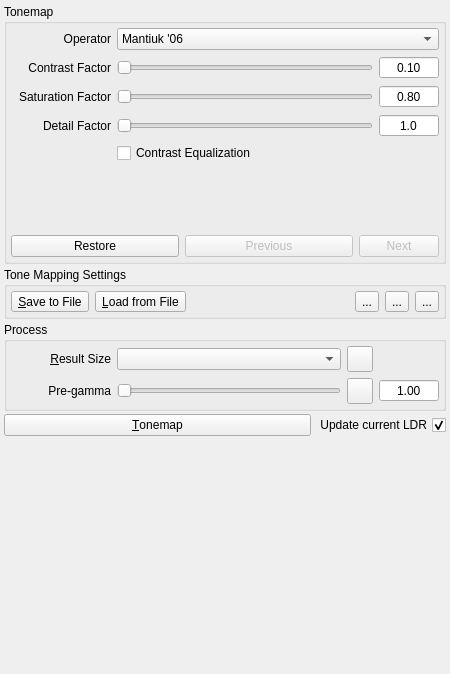
Above: src/TonemappingPanel/TonemappingPanel.ui from LuminanceHDR/LuminanceHDR before the change. Below: the same form after it.
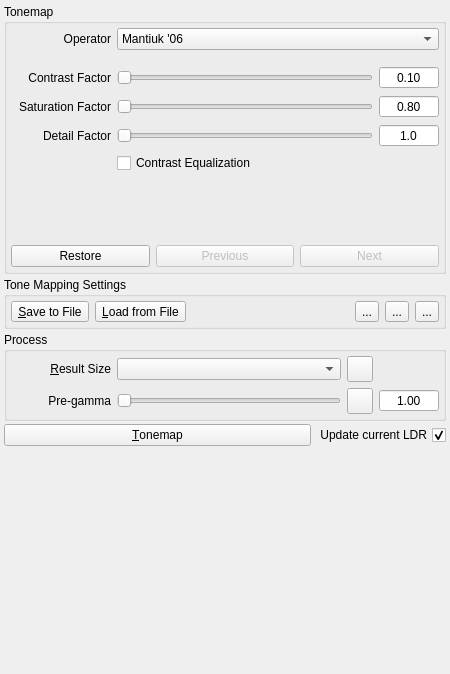
That is the form after the change. Icons and pictures are not drawn.

Commit message: [GUI]: New icons and fix tab order

```diff
--- a/src/TonemappingPanel/TonemappingPanel.ui
+++ b/src/TonemappingPanel/TonemappingPanel.ui
@@ -191,6 +191,19 @@
           </item>
          </layout>
         </item>
+        <item>
+         <spacer name="verticalSpacer_11">
+          <property name="orientation">
+           <enum>Qt::Vertical</enum>
+          </property>
+          <property name="sizeHint" stdset="0">
+           <size>
+            <width>20</width>
+            <height>10</height>
+           </size>
+          </property>
+         </spacer>
+        </item>
         <item>
          <widget class="QStackedWidget" name="stackedWidget_operators">
           <property name="sizePolicy">
@@ -289,7 +302,7 @@
                 </property>
                </widget>
               </item>
-              <item row="0" column="1">
+              <item row="0" column="2">
                <widget class="QSlider" name="contrastFactorSlider">
                 <property name="sizePolicy">
                  <sizepolicy hsizetype="Expanding" vsizetype="Preferred">
@@ -311,7 +324,7 @@
                 </property>
                </widget>
               </item>
-              <item row="1" column="1">
+              <item row="1" column="2">
                <widget class="QSlider" name="saturationFactorSlider">
                 <property name="sizePolicy">
                  <sizepolicy hsizetype="Expanding" vsizetype="Preferred">
@@ -330,7 +343,7 @@
                 </property>
                </widget>
               </item>
-              <item row="0" column="2">
+              <item row="0" column="3">
                <widget class="QDoubleSpinBox" name="contrastFactordsb">
                 <property name="minimumSize">
                  <size>
@@ -367,7 +380,7 @@
                 </property>
                </widget>
               </item>
-              <item row="1" column="2">
+              <item row="1" column="3">
                <widget class="QDoubleSpinBox" name="saturationFactordsb">
                 <property name="minimumSize">
                  <size>
@@ -435,7 +448,7 @@
                 </property>
                </widget>
               </item>
-              <item row="2" column="1">
+              <item row="2" column="2">
                <widget class="QSlider" name="detailFactorSlider">
                 <property name="enabled">
                  <bool>true</bool>
@@ -457,7 +470,7 @@
                 </property>
                </widget>
               </item>
-              <item row="2" column="2">
+              <item row="2" column="3">
                <widget class="QDoubleSpinBox" name="detailFactordsb">
                 <property name="enabled">
                  <bool>true</bool>
@@ -497,7 +510,7 @@
                 </property>
                </widget>
               </item>
-              <item row="3" column="1">
+              <item row="3" column="2">
                <widget class="QCheckBox" name="contrastEqualizCheckBox">
                 <property name="sizePolicy">
                  <sizepolicy hsizetype="MinimumExpanding" vsizetype="Preferred">
@@ -516,7 +529,7 @@
                 </property>
                </widget>
               </item>
-              <item row="4" column="1">
+              <item row="4" column="2">
                <spacer name="verticalSpacer_3">
                 <property name="orientation">
                  <enum>Qt::Vertical</enum>
@@ -2931,6 +2944,12 @@
             <property name="enabled">
              <bool>false</bool>
             </property>
+            <property name="sizePolicy">
+             <sizepolicy hsizetype="MinimumExpanding" vsizetype="Fixed">
+              <horstretch>0</horstretch>
+              <verstretch>0</verstretch>
+             </sizepolicy>
+            </property>
             <property name="toolTip">
              <string>Next applied settings</string>
             </property>
@@ -3001,6 +3020,12 @@
              <iconset resource="../../icons.qrc">
               <normaloff>:/new/prefix1/images/filesave.png</normaloff>:/new/prefix1/images/filesave.png</iconset>
             </property>
+            <property name="iconSize">
+             <size>
+              <width>24</width>
+              <height>24</height>
+             </size>
+            </property>
            </widget>
           </item>
           <item row="0" column="1">
@@ -3024,6 +3049,12 @@
              <iconset resource="../../icons.qrc">
               <normaloff>:/new/prefix1/images/fileopen.png</normaloff>:/new/prefix1/images/fileopen.png</iconset>
             </property>
+            <property name="iconSize">
+             <size>
+              <width>24</width>
+              <height>24</height>
+             </size>
+            </property>
            </widget>
           </item>
           <item row="0" column="3">
@@ -3036,7 +3067,13 @@
             </property>
             <property name="icon">
              <iconset resource="../../icons.qrc">
-              <normaloff>:/new/prefix1/images/filesave.png</normaloff>:/new/prefix1/images/filesave.png</iconset>
+              <normaloff>:/new/prefix1/images/vcs_update.png</normaloff>:/new/prefix1/images/vcs_update.png</iconset>
+            </property>
+            <property name="iconSize">
+             <size>
+              <width>24</width>
+              <height>24</height>
+             </size>
             </property>
            </widget>
           </item>
@@ -3050,7 +3087,13 @@
             </property>
             <property name="icon">
              <iconset resource="../../icons.qrc">
-              <normaloff>:/new/prefix1/images/fileopen.png</normaloff>:/new/prefix1/images/fileopen.png</iconset>
+              <normaloff>:/new/prefix1/images/vcs_commit.png</normaloff>:/new/prefix1/images/vcs_commit.png</iconset>
+            </property>
+            <property name="iconSize">
+             <size>
+              <width>24</width>
+              <height>24</height>
+             </size>
             </property>
            </widget>
           </item>
@@ -3064,7 +3107,13 @@
             </property>
             <property name="icon">
              <iconset resource="../../icons.qrc">
-              <normaloff>:/new/prefix1/images/draganddrop.png</normaloff>:/new/prefix1/images/draganddrop.png</iconset>
+              <normaloff>:/new/prefix1/images/vcs_add.png</normaloff>:/new/prefix1/images/vcs_add.png</iconset>
+            </property>
+            <property name="iconSize">
+             <size>
+              <width>24</width>
+              <height>24</height>
+             </size>
             </property>
            </widget>
           </item>
```
Left out of the diff: 80 changed lines with no effect on the pictures. The commit also changes 8 other files.
